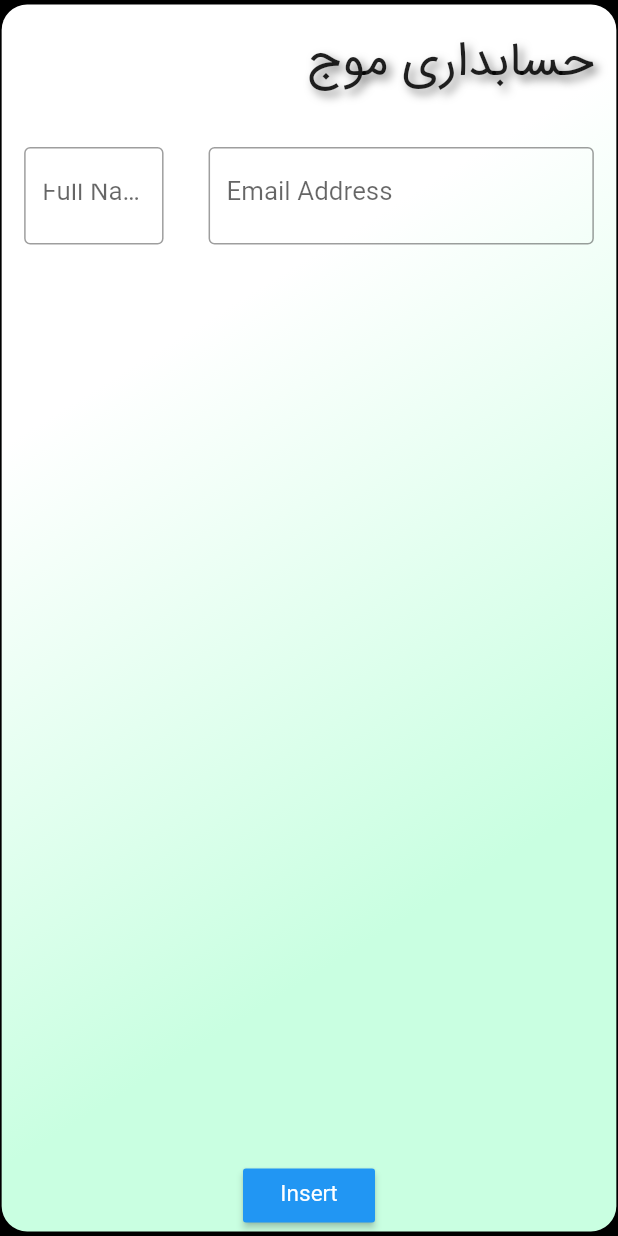
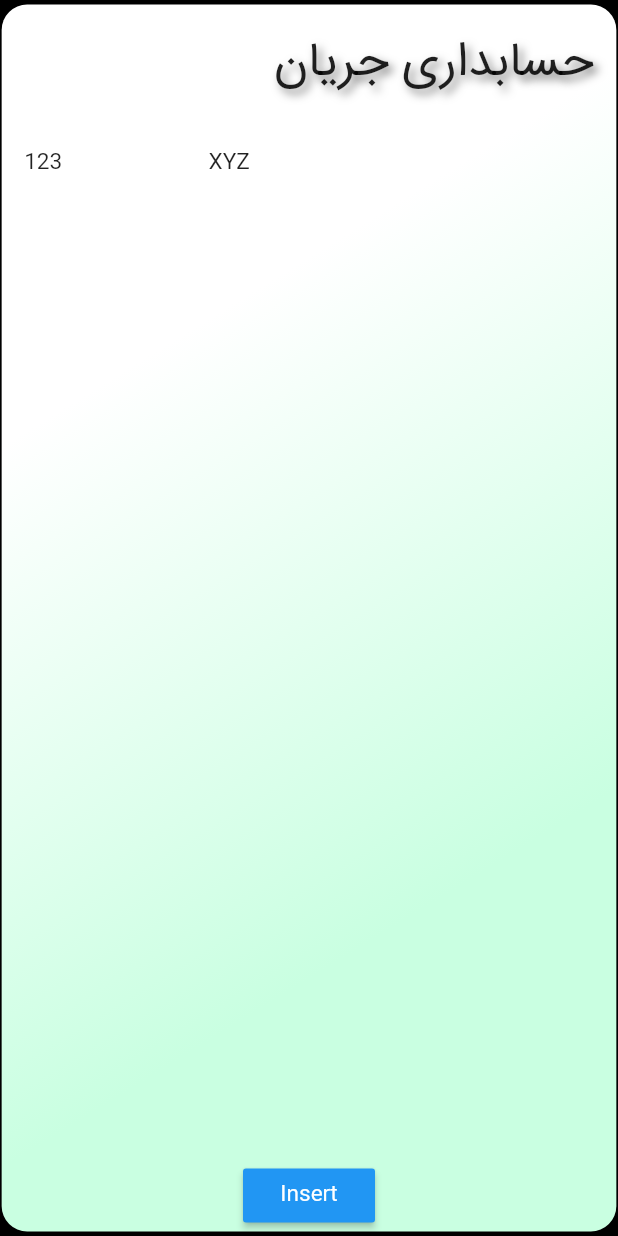
Before and after one commit to eliasdfazel/FlowMonetary, a Flutter app: the screen it shows after launch, on a phone screen of 412 x 824 dp. Run offline on Flutter 3.47's test engine with Material 2 defaults, Android fonts, the light colour scheme and no system bars; our stand-ins replace sqflite; accounts and stored records are empty.

Commit message:
Initializing Project Structure

```diff
--- a/flow_accounting/lib/interface/main_interface.dart
+++ b/flow_accounting/lib/interface/main_interface.dart
@@ -1,6 +1,5 @@
 import 'package:flow_accounting/resources/colors.dart';
 import 'package:flow_accounting/resources/strings.dart';
-import 'package:flow_accounting/transactions/input/ui/transactions_input_view.dart';
 import 'package:flutter/material.dart';
 
 class HomePage extends StatefulWidget {
@@ -17,8 +16,6 @@ class _HomePageState extends State<HomePage> {
 
   @override
   Widget build(BuildContext context) {
-
-    initializeReportsOverview();
 
     return SafeArea (child: MaterialApp (
       debugShowCheckedModeBanner: false,
@@ -78,12 +75,8 @@ class _HomePageState extends State<HomePage> {
                         flex: 3,
                         child: Padding(
                           padding: const EdgeInsets.all(15),
-                          child: TextField(
-                            decoration: const InputDecoration(
-                              border: OutlineInputBorder(),
-                              labelText: 'Full Name',
-                              hintText: 'Enter Your Name',
-                            ),
+                          child: Text(
+                            "123",
                           ),
                         ),
                       ),
@@ -91,14 +84,9 @@ class _HomePageState extends State<HomePage> {
                         flex: 7,
                         child: Padding(
                           padding: const EdgeInsets.all(15),
-                          child: TextField(
-                            obscureText: false,
-                            decoration: const InputDecoration(
-                              border: OutlineInputBorder(),
-                              labelText: 'Email Address',
-                              hintText: 'Enter Email Address',
-                            ),
-                          ),
+                          child: Text(
+                          "XYZ",
+                        ),
                         ),
                       ),
                     ],
@@ -120,28 +108,4 @@ class _HomePageState extends State<HomePage> {
     ));
   }
 
-  void initializeReportsOverview() async {
-
-    // var databaseQueries = DatabaseQueries();
-    //
-    // var databaseContents = await databaseQueries.queryFinancialReport(1);
-    //
-    // nameQuery = (await databaseQueries.extractFinancialReport(databaseContents)).sourceCardNumber;
-    // typeQuery = (await databaseQueries.extractFinancialReport(databaseContents)).type.toString();
-    //
-    // setState(() {
-    //   nameQuery;
-    //   typeQuery;
-    // });
-
-  }
-
-  void tapAction() async {
-
-    Navigator.push(
-      context,
-      MaterialPageRoute(builder: (context) => const TransactionsView()),
-    );
-
-  }
 }
--- a/flow_accounting/lib/resources/strings.dart
+++ b/flow_accounting/lib/resources/strings.dart
@@ -1,5 +1,5 @@
 class Strings {
 
-  static const String applicationName = "حسابداری موج";
+  static const String applicationName = "حسابداری جریان";
 
 }
--- a/flow_accounting/lib/transactions/output/ui/transactions_output_view.dart
+++ b/flow_accounting/lib/transactions/output/ui/transactions_output_view.dart
@@ -72,4 +72,20 @@ class _State extends State<TransactionsView> {
       ),
     ));
   }
+
+  void initializeReportsOverview() async {
+
+    // var databaseQueries = DatabaseQueries();
+    //
+    // var databaseContents = await databaseQueries.queryFinancialReport(1);
+    //
+    // nameQuery = (await databaseQueries.extractFinancialReport(databaseContents)).sourceCardNumber;
+    // typeQuery = (await databaseQueries.extractFinancialReport(databaseContents)).type.toString();
+    //
+    // setState(() {
+    //   nameQuery;
+    //   typeQuery;
+    // });
+
+  }
 }
--- /dev/null
+++ b/flow_accounting/lib/utils/navigations/navigations.dart
@@ -0,0 +1,14 @@
+ import 'package:flutter/material.dart';
+
+class NavigationProcess {
+
+   void goTo(BuildContext context, StatefulWidget statefulWidget) async {
+
+     Navigator.push(
+       context,
+       MaterialPageRoute(builder: (context) => statefulWidget),
+     );
+
+   }
+
+ }
--- a/flow_accounting/pubspec.yaml
+++ b/flow_accounting/pubspec.yaml
@@ -36,6 +36,7 @@ dependencies:
   cupertino_icons: ^1.0.2
   sqflite:
   path:
+  wave: ^0.2.0
 
 dev_dependencies:
   flutter_test:
```
Also changed, not shown: flow_accounting/pubspec.lock, 1 other file.
